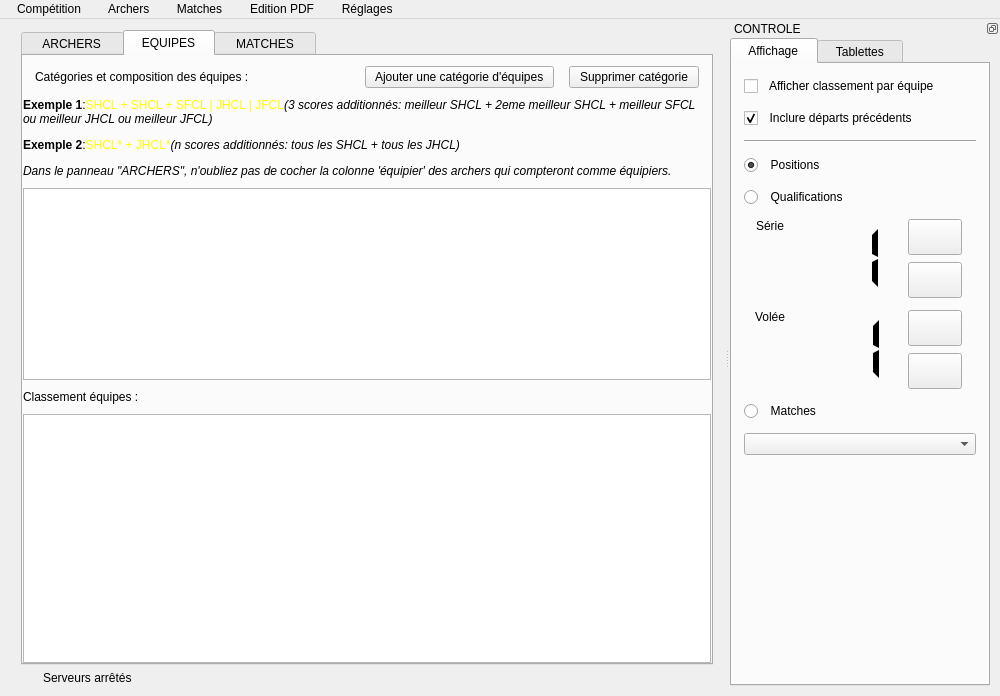
Above: mainwindow.ui from TRAPTAProject/traptaserver before the change. Below: the same form after it.
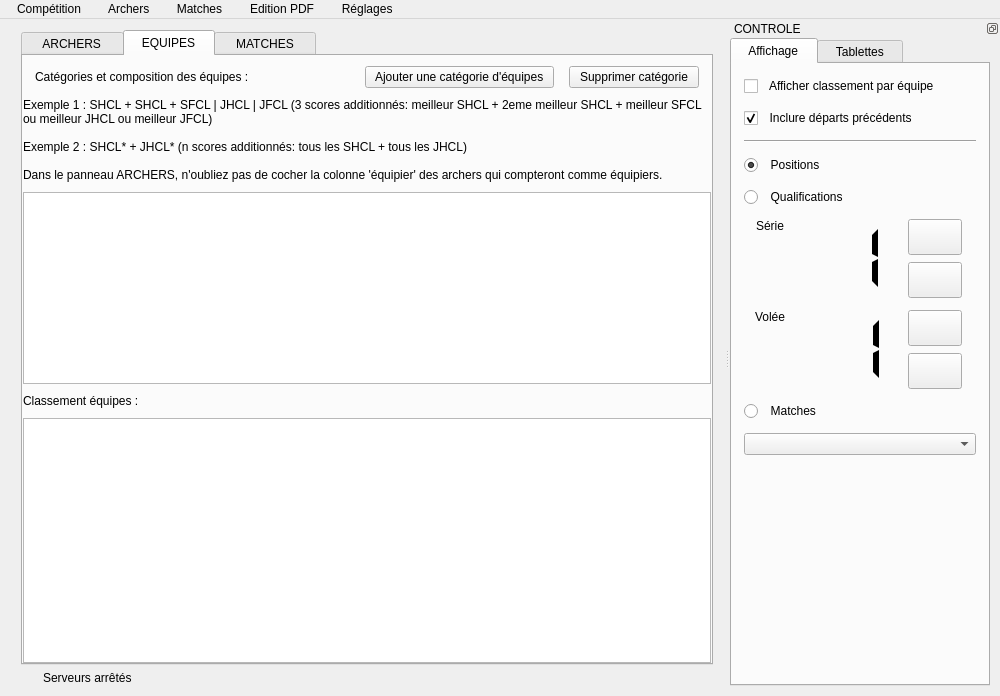
That is the form after the change. The open tabs and pages were chosen to show the change. Icons and pictures are not drawn.

Commit message: Add change color menu

What changed in the file:
```diff
--- a/mainwindow.ui
+++ b/mainwindow.ui
@@ -349,7 +349,14 @@
            <item>
             <widget class="QLabel" name="label_8">
              <property name="text">
-              <string>&lt;html&gt;&lt;head/&gt;&lt;body&gt;&lt;p&gt;&lt;span style=&quot; font-weight:600;&quot;&gt;Exemple 1&lt;/span&gt;:&lt;span style=&quot; color:#ffff00;&quot;&gt;SHCL + SHCL + SFCL | JHCL | JFCL&lt;/span&gt;&lt;span style=&quot; font-style:italic;&quot;&gt;(3 scores additionnés: meilleur SHCL + 2eme meilleur SHCL + meilleur SFCL ou meilleur JHCL ou meilleur JFCL)&lt;/span&gt;&lt;/p&gt;&lt;p&gt;&lt;span style=&quot; font-weight:600;&quot;&gt;Exemple 2&lt;/span&gt;:&lt;span style=&quot; color:#0000ff;&quot;/&gt;&lt;span style=&quot; color:#ffff00;&quot;&gt;SHCL* + JHCL*&lt;/span&gt;&lt;span style=&quot; font-style:italic;&quot;&gt;(n scores additionnés: tous les SHCL + tous les JHCL)&lt;/span&gt;&lt;/p&gt;&lt;p&gt;&lt;span style=&quot; font-style:italic;&quot;&gt;Dans le panneau &amp;quot;ARCHERS&amp;quot;, n'oubliez pas de cocher la colonne 'équipier' des archers qui compteront comme équipiers.&lt;/span&gt;&lt;/p&gt;&lt;/body&gt;&lt;/html&gt;</string>
+              <string>Exemple 1 : SHCL + SHCL + SFCL | JHCL | JFCL (3 scores additionnés: meilleur SHCL + 2eme meilleur SHCL + meilleur SFCL ou meilleur JHCL ou meilleur JFCL) 
+
+Exemple 2 : SHCL* + JHCL* (n scores additionnés: tous les SHCL + tous les JHCL)
+
+Dans le panneau ARCHERS, n'oubliez pas de cocher la colonne 'équipier' des archers qui compteront comme équipiers.</string>
+             </property>
+             <property name="textFormat">
+              <enum>Qt::PlainText</enum>
              </property>
              <property name="wordWrap">
               <bool>true</bool>
```
Left out of the diff: 6 changed lines with no effect on the pictures. The commit also changes 5 other files.
